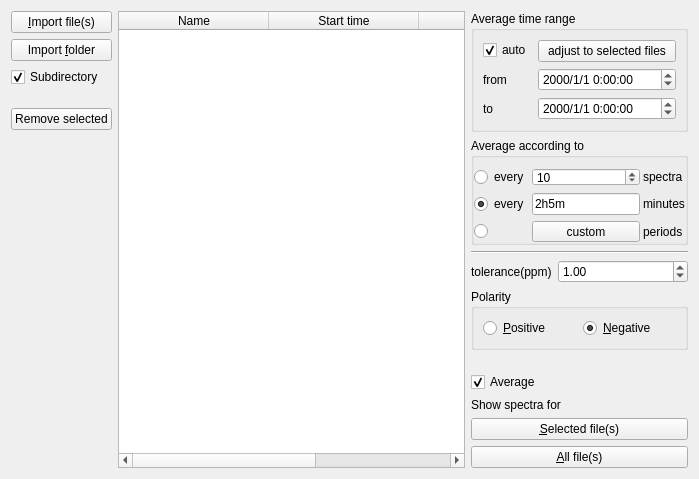
Above: Orbitool/UI/file_tab/File.ui from l460289052/Orbitool before the change. Below: the same form after it.
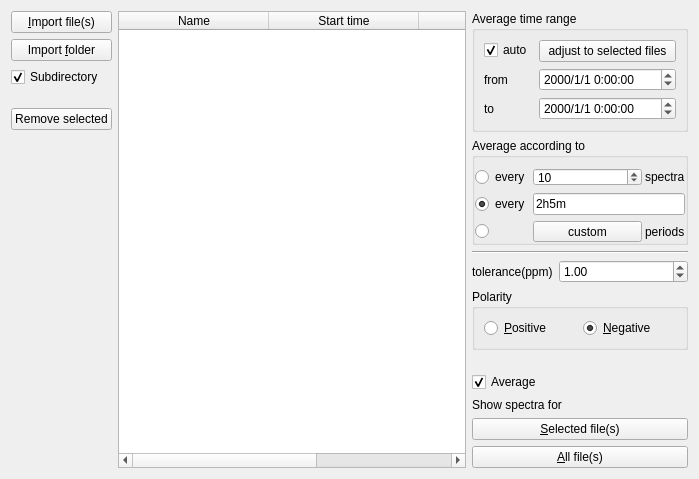
That is the form after the change.

```diff
--- a/Orbitool/UI/file_tab/File.ui
+++ b/Orbitool/UI/file_tab/File.ui
@@ -377,19 +377,6 @@
             </property>
            </widget>
           </item>
-          <item row="1" column="2">
-           <widget class="QLabel" name="label_3">
-            <property name="sizePolicy">
-             <sizepolicy hsizetype="Maximum" vsizetype="Preferred">
-              <horstretch>0</horstretch>
-              <verstretch>0</verstretch>
-             </sizepolicy>
-            </property>
-            <property name="text">
-             <string>minutes</string>
-            </property>
-           </widget>
-          </item>
           <item row="2" column="2">
            <widget class="QLabel" name="label_4">
             <property name="sizePolicy">
@@ -403,7 +390,7 @@
             </property>
            </widget>
           </item>
-          <item row="1" column="1">
+          <item row="1" column="1" colspan="2">
            <widget class="QLineEdit" name="nMinutesLineEdit">
             <property name="sizePolicy">
              <sizepolicy hsizetype="Preferred" vsizetype="Fixed">
```
